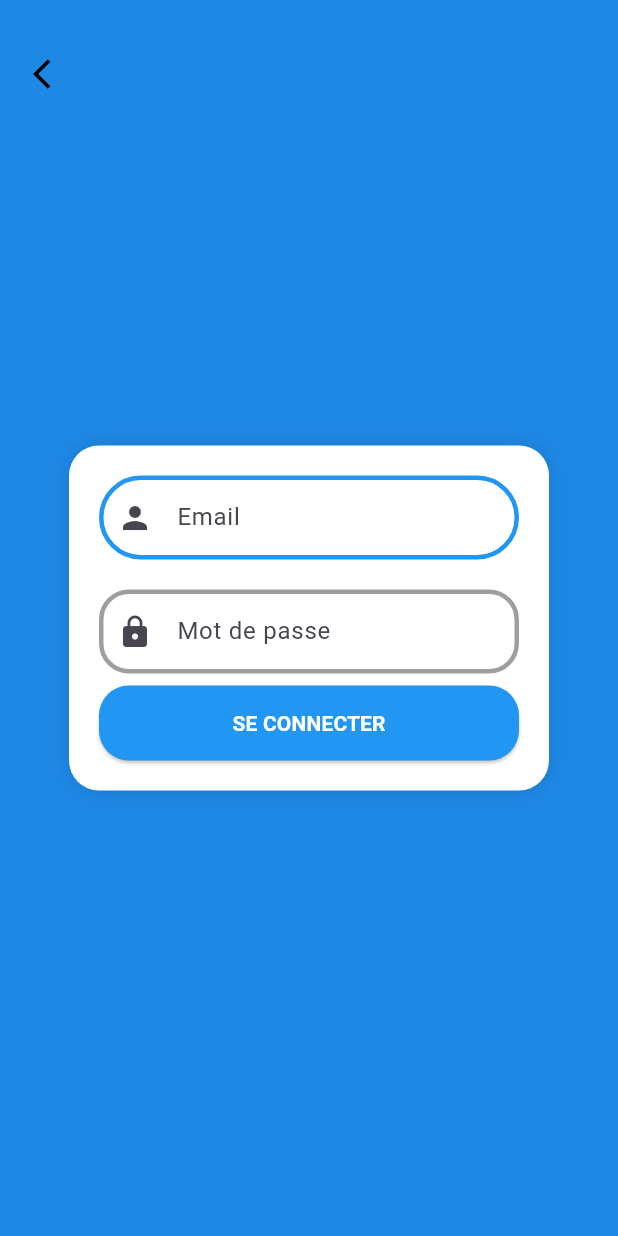
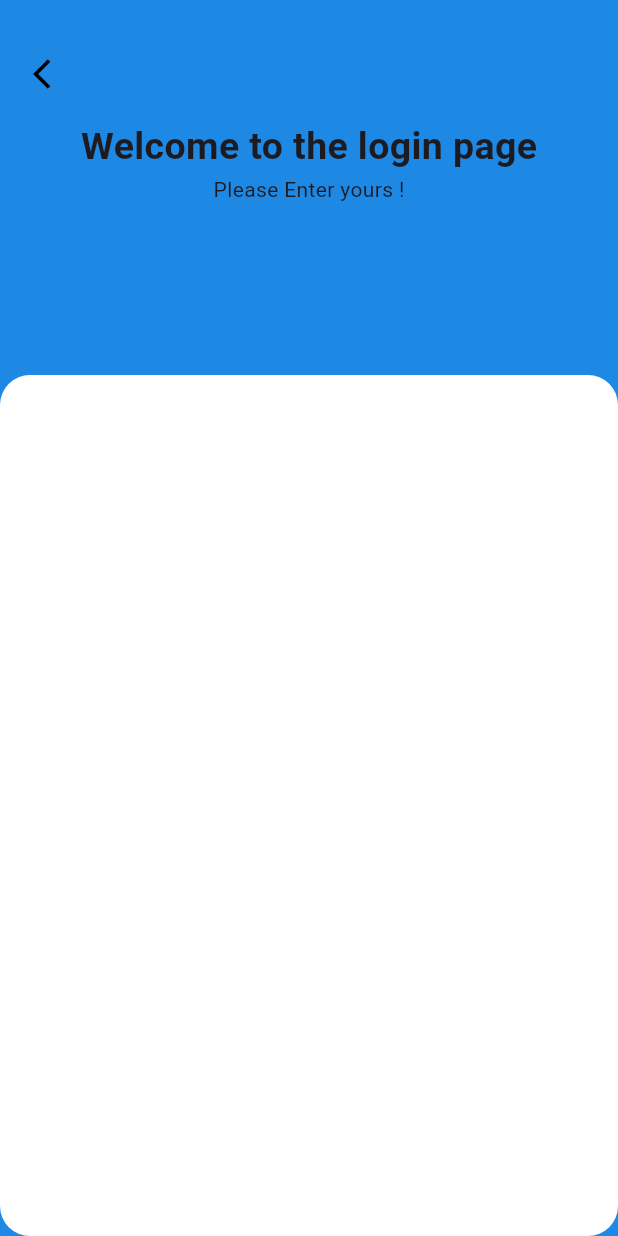
Before and after one commit to ibrahimsava/Innovation_flutter, a Flutter app: the screen it shows after launch, after a tap on "Login", on a phone screen of 412 x 824 dp. Run offline on Flutter 3.47's test engine with Material 3 defaults, Android fonts, the phone set to English and light mode, and no system bars.

Commit message:
second tentative de login page

```diff
--- a/lib/pages/login_page.dart
+++ b/lib/pages/login_page.dart
@@ -23,78 +23,40 @@ class _LoginPageState extends State<LoginPage> {
               onPressed: () => Navigator.pop(context),
             ),
           ),
+          Positioned(
+              top: 80,
+               right: 50,
+              left: 50,
+              child:   Column(
+                children: [
+                  Text("Welcome to the login page",
+                    style: TextStyle(
+                      fontSize: 25,
+                      fontWeight: FontWeight.bold,
+                    ),
+                  ),
+                  Text("Please Enter yours !")
+                ],
+              )
+          ),
+
+
+          Positioned(
+                top:  250,
+                left: 0,
+                right: 0,
+                bottom: 0,
+              child: Container(
+                decoration: BoxDecoration(
+                  color: Colors.white,
+                  borderRadius: BorderRadius.circular(20)
+                ),
+
+              )
+          )
 
           // 2. LES CHAMPS (Centrés proprement)
-          Center( // Utilise Center au lieu d'une Column seule dans un Stack
-            child: Container(
-              width: 320, // Un peu plus large pour le confort
-              padding: const EdgeInsets.all(20),
-              decoration: BoxDecoration(
-                color: Colors.white,
-                borderRadius: BorderRadius.circular(20),
-                boxShadow: [BoxShadow(color: Colors.black12, blurRadius: 10)], // Optionnel: pour voir le cadre
-              ),
-              child: Column(
-                mainAxisSize: MainAxisSize.min, // Important: le container s'adapte au contenu
-                children: [
-                  // CHAMP EMAIL
-                  TextField(
-                    obscureText: true,
-                    decoration: InputDecoration(
-                      labelText: "Email",
-                      prefixIcon: const Icon(Icons.person),
-                      // Bordure au repos
-                      enabledBorder: OutlineInputBorder(
-                        borderRadius: BorderRadius.circular(40),
-                        borderSide: const BorderSide(width: 3, color: Colors.blue),
-                      ),
-                      // Bordure quand on clique (C'est ça qui manquait !)
-                      focusedBorder: OutlineInputBorder(
-                        borderRadius: BorderRadius.circular(40),
-                        borderSide: const BorderSide(width: 3, color: Colors.blueAccent),
-                      ),
-                    ),
-                  ),
 
-                  const SizedBox(height: 20),
-
-                  // CHAMP MOT DE PASSE
-                  TextField(
-                    obscureText: true,
-                    decoration: InputDecoration(
-                      labelText: "Mot de passe",
-                      prefixIcon: const Icon(Icons.lock),
-                      enabledBorder: OutlineInputBorder(
-                        borderRadius: BorderRadius.circular(20),
-                        borderSide: const BorderSide(width: 3, color: Colors.grey),
-                      ),
-                      focusedBorder: OutlineInputBorder(
-                        borderRadius: BorderRadius.circular(20),
-                        borderSide: const BorderSide(width: 3, color: Colors.blue),
-                      ),
-                    ),
-                  ),
-                  SizedBox(height: 8,),
-                  ElevatedButton(
-                    onPressed: () {
-                      print("Tentative de connexion...");
-                    },
-                    style: ElevatedButton.styleFrom(
-                      backgroundColor: Colors.blue,
-                      minimumSize: const Size(double.infinity, 50), // Prend toute la largeur
-                      shape: RoundedRectangleBorder(
-                        borderRadius: BorderRadius.circular(20),
-                      ),
-                    ),
-                    child: const Text(
-                      "SE CONNECTER",
-                      style: TextStyle(color: Colors.white, fontWeight: FontWeight.bold),
-                    ),
-                  ),
-                ],
-              ),
-            ),
-          ),
         ],
       ),
     );
```
